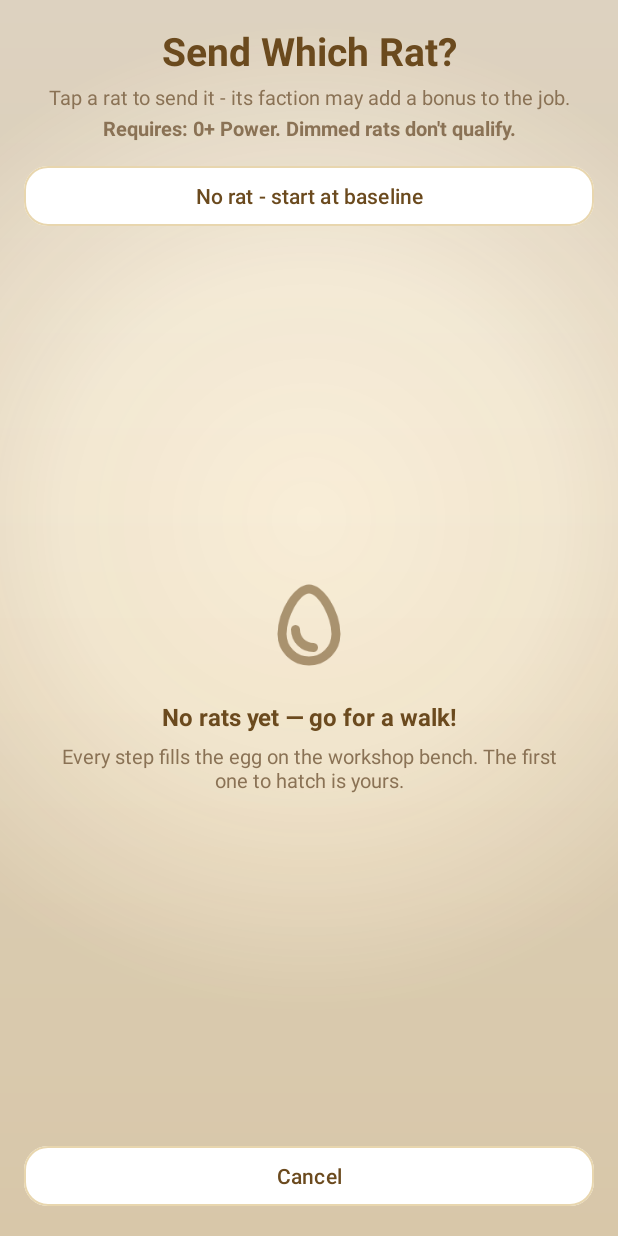
After one commit to jmatts94-gif/RatKingRecon, an Android app: the TaskRatPickerActivity screen opened directly, with no data from a screen before it, on a phone screen of 412 x 824 dp. The commit adds this screen. Run offline under Robolectric (Android 15) with nearby library versions, the light colour scheme and no system bars; our stand-ins replace Room's generated code.

Commit message:
Let a Ledger Task be started with a named rat, not just a faction
Replaces the five-row faction picker - which resolved a chosen faction
to that faction's best rat automatically - with a full grid of every
owned rat, the same picker the Fusion Pot already uses. The faction
bonus still comes from whichever rat ends up named; the difference is
naming the actual rat rather than only its faction.

The grid also dims any rat that would not itself clear the job's own
Start requirement (a stat threshold, or owning a shiny), so a job
reading "Requires: a Shiny rat" does not offer every non-shiny rat as
an equally valid pick. The requirement was always checked against the
roster as a whole rather than whichever rat gets sent - that has not
changed - but letting the grid suggest otherwise read as broken.

```diff
--- a/app/src/main/AndroidManifest.xml
+++ b/app/src/main/AndroidManifest.xml
@@ -38,6 +38,10 @@
             android:windowSoftInputMode="adjustResize" />
         <activity
             android:name=".SplicingActivity"
+            android:exported="false"
+            android:screenOrientation="portrait" />
+        <activity
+            android:name=".TaskRatPickerActivity"
             android:exported="false"
             android:screenOrientation="portrait" />
         <activity
--- /dev/null
+++ b/app/src/main/java/io/github/jmatts94/ratkingrecon/TaskRatPickerActivity.kt
@@ -0,0 +1,135 @@
+package io.github.jmatts94.ratkingrecon
+
+import android.app.Activity
+import android.content.Intent
+import android.os.Bundle
+import android.view.View
+import android.widget.TextView
+import androidx.appcompat.app.AppCompatActivity
+import androidx.lifecycle.lifecycleScope
+import androidx.recyclerview.widget.RecyclerView
+import com.google.android.material.button.MaterialButton
+import kotlinx.coroutines.Dispatchers
+import kotlinx.coroutines.launch
+import kotlinx.coroutines.withContext
+
+/**
+ * Picks one rat to name for a Ledger Task's faction bonus, or none at all.
+ *
+ * A screen of its own rather than the five-row faction dialog it replaces -
+ * that dialog resolved a chosen faction to that faction's best rat
+ * automatically, so a player could name a bonus but never the actual rat
+ * carrying it. This shows every owned rat instead, the same grid the Binder
+ * and the Fusion Pot already use, and lets the player tap the one they mean.
+ *
+ * Every rat is shown, Battle Rat and any already busy included - naming one
+ * here has never locked it up, see [TasksActivity]'s own doc comment on that.
+ *
+ * Returns [EXTRA_RAT_ID] via [setResult] - a real id, or [LedgerTasks.NO_RAT]
+ * for the explicit "no rat" choice - and [Activity.RESULT_CANCELED] for a
+ * dismissal with nothing picked. The caller already knows which task tier
+ * this was for, so this screen does not need to.
+ *
+ * [EXTRA_REQUIREMENT_KIND]/[EXTRA_REQUIREMENT_AMOUNT] carry the tier's own
+ * Start-button requirement, so a rat that would not itself clear it - a
+ * middling Toughness rat under a "Requires: 7+ Toughness" job - reads as
+ * dimmed rather than an equally valid pick. The job unlocked off the
+ * roster's best stat before this screen ever opened, not off whichever rat
+ * ends up named, so nothing here stops that rat from still being sent; it
+ * would just have been an odd thing to let the grid suggest.
+ */
+class TaskRatPickerActivity : AppCompatActivity() {
+
+    companion object {
+        const val EXTRA_RAT_ID = "rat_id"
+        const val EXTRA_REQUIREMENT_KIND = "requirement_kind"
+        const val EXTRA_REQUIREMENT_AMOUNT = "requirement_amount"
+        const val REQUIRES_POWER = "POWER"
+        const val REQUIRES_TOUGHNESS = "TOUGHNESS"
+        const val REQUIRES_SHINY = "SHINY"
+    }
+
+    /** Drives the animated Binder frames, if one is equipped - see [FrameAnimator]. */
+    private val frameAnimator = FrameAnimator()
+
+    private lateinit var adapter: RatCardAdapter
+
+    override fun onCreate(savedInstanceState: Bundle?) {
+        super.onCreate(savedInstanceState)
+        setContentView(R.layout.activity_task_rat_pick)
+        EdgeToEdge.apply(this)
+
+        val prefs = RatRepository.prefs(this)
+        val kind = intent.getStringExtra(EXTRA_REQUIREMENT_KIND)
+        val amount = intent.getIntExtra(EXTRA_REQUIREMENT_AMOUNT, 0)
+
+        findViewById<TextView>(R.id.taskRatPickRequirement).text = getString(
+            R.string.task_rat_pick_requirement,
+            if (kind == REQUIRES_SHINY) {
+                getString(R.string.task_requires_shiny)
+            } else {
+                getString(R.string.task_requires_stat, amount, statNameFor(kind))
+            }
+        )
+
+        adapter = RatCardAdapter(
+            prefs = prefs,
+            equippedFrame = Frames.byId(ShopEffects.equippedCosmetic(prefs)),
+            animator = frameAnimator,
+            onCardClick = { pet -> pick(pet.id) },
+            isDisabled = { pet -> !meetsRequirement(pet, kind, amount) }
+        )
+        findViewById<RecyclerView>(R.id.taskRatPickGrid).adapter = adapter
+
+        findViewById<MaterialButton>(R.id.taskRatPickNoneButton).setOnClickListener {
+            pick(LedgerTasks.NO_RAT)
+        }
+        findViewById<MaterialButton>(R.id.taskRatPickCancelButton).setOnClickListener { finish() }
+
+        load()
+    }
+
+    private fun statNameFor(kind: String?): String = getString(
+        if (kind == REQUIRES_TOUGHNESS) R.string.stat_toughness else R.string.stat_power
+    )
+
+    /** Whether [pet] alone would clear the job's own Start requirement. */
+    private fun meetsRequirement(pet: RatEntity, kind: String?, amount: Int): Boolean = when (kind) {
+        REQUIRES_TOUGHNESS -> pet.effectiveToughness >= amount
+        REQUIRES_SHINY -> pet.shiny
+        else -> pet.effectivePower >= amount
+    }
+
+    override fun onResume() {
+        super.onResume()
+        frameAnimator.start()
+    }
+
+    /** Nothing should be turning behind a dialog, another screen or a dark display. */
+    override fun onPause() {
+        super.onPause()
+        frameAnimator.stop()
+    }
+
+    override fun onDestroy() {
+        super.onDestroy()
+        frameAnimator.stop()
+        frameAnimator.clear()
+    }
+
+    private fun load() {
+        lifecycleScope.launch {
+            val roster = withContext(Dispatchers.IO) {
+                RatRepository.dao(this@TaskRatPickerActivity).all()
+            }
+            adapter.submitList(roster)
+            findViewById<View>(R.id.taskRatPickGridEmpty).visibility =
+                if (roster.isEmpty()) View.VISIBLE else View.GONE
+        }
+    }
+
+    private fun pick(ratId: Long) {
+        setResult(Activity.RESULT_OK, Intent().putExtra(EXTRA_RAT_ID, ratId))
+        finish()
+    }
+}
--- /dev/null
+++ b/app/src/main/res/layout/activity_task_rat_pick.xml
@@ -0,0 +1,126 @@
+<?xml version="1.0" encoding="utf-8"?>
+<LinearLayout xmlns:android="http://schemas.android.com/apk/res/android"
+    xmlns:app="http://schemas.android.com/apk/res-auto"
+    android:layout_width="match_parent"
+    android:layout_height="match_parent"
+    android:orientation="vertical"
+    android:background="@drawable/bg_app_gradient"
+    android:clipChildren="false"
+    android:clipToPadding="false">
+
+    <TextView
+        android:layout_width="match_parent"
+        android:layout_height="wrap_content"
+        android:text="@string/task_rat_pick_title"
+        android:textColor="@color/text_primary"
+        android:textSize="26sp"
+        android:textStyle="bold"
+        android:textAlignment="center"
+        android:layout_marginHorizontal="16dp"
+        android:layout_marginTop="16dp" />
+
+    <TextView
+        android:layout_width="match_parent"
+        android:layout_height="wrap_content"
+        android:text="@string/task_rat_pick_hint"
+        android:textColor="@color/text_muted"
+        android:textSize="13sp"
+        android:textAlignment="center"
+        android:layout_marginHorizontal="16dp"
+        android:layout_marginTop="4dp" />
+
+    <TextView
+        android:id="@+id/taskRatPickRequirement"
+        android:layout_width="match_parent"
+        android:layout_height="wrap_content"
+        android:textColor="@color/text_muted"
+        android:textSize="13sp"
+        android:textStyle="bold"
+        android:textAlignment="center"
+        android:layout_marginHorizontal="16dp"
+        android:layout_marginTop="2dp"
+        android:layout_marginBottom="12dp" />
+
+    <com.google.android.material.button.MaterialButton
+        android:id="@+id/taskRatPickNoneButton"
+        android:layout_width="match_parent"
+        android:layout_height="wrap_content"
+        android:layout_marginHorizontal="16dp"
+        android:layout_marginBottom="12dp"
+        android:text="@string/task_pick_no_rat"
+        android:textAllCaps="false"
+        android:textColor="@color/text_primary"
+        app:backgroundTint="@color/card_white"
+        app:strokeColor="@color/card_border"
+        app:strokeWidth="1dp"
+        app:cornerRadius="16dp"
+        app:elevation="4dp" />
+
+    <!-- The grid and its empty state share the slot - same idiom as activity_splicing.xml. -->
+    <FrameLayout
+        android:layout_width="match_parent"
+        android:layout_height="0dp"
+        android:layout_weight="1">
+
+        <androidx.recyclerview.widget.RecyclerView
+            android:id="@+id/taskRatPickGrid"
+            android:layout_width="match_parent"
+            android:layout_height="match_parent"
+            android:clipToPadding="false"
+            android:paddingHorizontal="4dp"
+            android:paddingBottom="8dp"
+            app:layoutManager="androidx.recyclerview.widget.GridLayoutManager"
+            app:spanCount="3" />
+
+        <LinearLayout
+            android:id="@+id/taskRatPickGridEmpty"
+            android:layout_width="match_parent"
+            android:layout_height="wrap_content"
+            android:layout_gravity="center"
+            android:orientation="vertical"
+            android:gravity="center"
+            android:paddingHorizontal="40dp"
+            android:visibility="gone">
+
+            <ImageView
+                android:layout_width="72dp"
+                android:layout_height="72dp"
+                android:src="@drawable/ic_egg"
+                android:alpha="0.55"
+                android:layout_marginBottom="14dp"
+                android:importantForAccessibility="no" />
+
+            <TextView
+                android:layout_width="wrap_content"
+                android:layout_height="wrap_content"
+                android:text="@string/ledger_empty_title"
+                android:textAlignment="center"
+                android:textColor="@color/text_primary"
+                android:textSize="16sp"
+                android:textStyle="bold" />
+
+            <TextView
+                android:layout_width="match_parent"
+                android:layout_height="wrap_content"
+                android:layout_marginTop="6dp"
+                android:text="@string/ledger_empty_body"
+                android:textAlignment="center"
+                android:textColor="@color/text_muted"
+                android:textSize="13sp" />
+        </LinearLayout>
+    </FrameLayout>
+
+    <com.google.android.material.button.MaterialButton
+        android:id="@+id/taskRatPickCancelButton"
+        android:layout_width="match_parent"
+        android:layout_height="wrap_content"
+        android:layout_margin="16dp"
+        android:text="@string/btn_cancel"
+        android:textAllCaps="false"
+        android:textColor="@color/text_primary"
+        app:backgroundTint="@color/card_white"
+        app:strokeColor="@color/card_border"
+        app:strokeWidth="1dp"
+        app:cornerRadius="16dp"
+        app:elevation="4dp" />
+</LinearLayout>
--- a/app/src/main/res/values/strings.xml
+++ b/app/src/main/res/values/strings.xml
@@ -302,9 +302,11 @@ RARE DROP: %2$s</string>
 RARE DROP: %2$s</string>
     <!-- appended to the claim toast when Foundry-born EXP hatched a rat -->
     <string name="task_success_hatch">New rat: %1$s!</string>
-    <string name="task_pick_rat_title">Assign a rat? (optional)</string>
+    <string name="task_rat_pick_title">Send Which Rat?</string>
+    <string name="task_rat_pick_hint">Tap a rat to send it - its faction may add a bonus to the job.</string>
+    <!-- the job's own requirement line, e.g. "Requires: 7+ Toughness" -->
+    <string name="task_rat_pick_requirement">%1$s. Dimmed rats don\'t qualify.</string>
     <string name="task_pick_no_rat">No rat - start at baseline</string>
-    <string name="task_pick_none_owned">(none owned)</string>
     <string name="tooltip_tasks_title">Ledger Tasks</string>
     <string name="tooltip_tasks_body">Timed jobs your roster qualifies for on its best stats. Start one, walk away, and claim the Scrap when it finishes.</string>
 
```
Also changed, not shown: app/src/main/java/io/github/jmatts94/ratkingrecon/TasksActivity.kt (+39 -81 lines), app/src/main/res/layout/dialog_pick_rat.xml (deleted, +0 -50 lines), app/src/main/res/layout/item_task_faction_pick.xml (deleted, +0 -42 lines).
